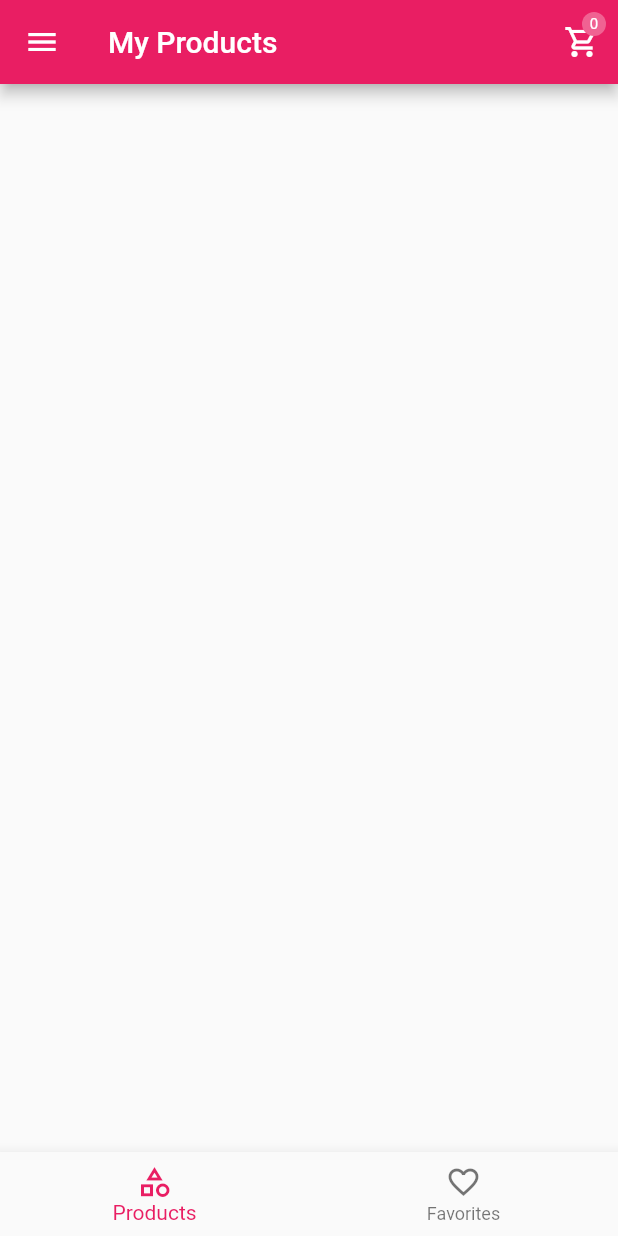
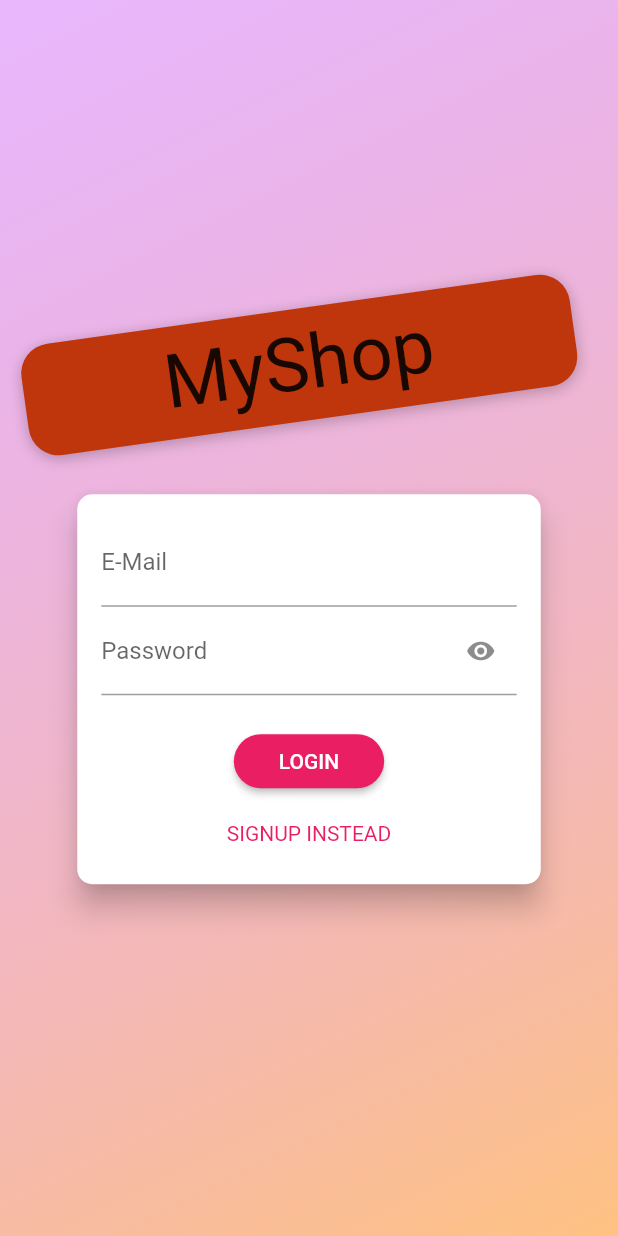
Before and after one commit to MriDroid99/FlutterOffline1, a Flutter app: the screen it shows after launch, on a phone screen of 412 x 824 dp. Run offline on Flutter 3.47's test engine with Material 2 defaults, Android fonts, the phone set to English and light mode, and no system bars; our stand-ins replace firebase_auth, firebase_core, flutter_slidable, google_fonts, shared_preferences; accounts and stored records are empty; Roboto replaces fonts that are missing (Anton).

Commit message:
Session 22

```diff
--- a/flutter/Session 19/shopapp/lib/main.dart
+++ b/flutter/Session 19/shopapp/lib/main.dart
@@ -1,15 +1,20 @@
+import 'package:firebase_core/firebase_core.dart';
 import 'package:flutter/material.dart';
 import 'package:provider/provider.dart';
+import 'package:shopapp/provider/auth.dart';
 import 'package:shopapp/provider/cart.dart';
 import 'package:shopapp/provider/order.dart';
 import 'package:shopapp/provider/product.dart';
 import 'package:shopapp/screen/add_product.dart';
+import 'package:shopapp/screen/auth_screen.dart';
 import 'package:shopapp/screen/cart_screen.dart';
 import 'package:shopapp/screen/manage_products_screen.dart';
 import 'package:shopapp/screen/order_screen.dart';
 import 'package:shopapp/screen/tab_screen.dart';
 
-void main() {
+void main() async {
+  WidgetsFlutterBinding.ensureInitialized();
+  await Firebase.initializeApp();
   runApp(const MyApp());
 }
 
@@ -20,9 +25,26 @@ class MyApp extends StatelessWidget {
   Widget build(BuildContext context) {
     return MultiProvider(
       providers: [
-        ChangeNotifierProvider.value(value: Products()),
+        // ChangeNotifierProvider.value(value: Products()),
+        // ChangeNotifierProvider.value(value: Orders()),
         ChangeNotifierProvider.value(value: CartItems()),
-        ChangeNotifierProvider.value(value: Orders()),
+        ChangeNotifierProvider.value(value: Auth()),
+        ChangeNotifierProxyProvider<Auth, Orders>(
+          create: (_) => Orders(),
+          update: (_, auth, oldOrder) => Orders(
+            uid: auth.uid,
+            token: auth.token,
+            orders: oldOrder?.orders ?? [],
+          ),
+        ),
+        ChangeNotifierProxyProvider<Auth, Products>(
+          create: (_) => Products(),
+          update: (_, auth, oldProd) => Products(
+            uid: auth.uid,
+            token: auth.token,
+            prods: oldProd?.prods ?? [],
+          ),
+        ),
       ],
       child: MaterialApp(
         debugShowCheckedModeBanner: false,
@@ -32,13 +54,29 @@ class MyApp extends StatelessWidget {
             secondary: Colors.pink.shade300,
           ),
         ),
-        home: const TabScreen(),
+        home: Consumer<Auth>(
+          builder: (_, auth, child) {
+            return FutureBuilder(
+              future: auth.getData(),
+              builder: (_, snapshot) {
+                if (snapshot.connectionState == ConnectionState.done) {
+                  if (auth.token == null) {
+                    return const AuthScreen();
+                  }
+                  return const TabScreen();
+                }
+                return Container();
+              },
+            );
+          },
+        ),
         routes: {
           '/manage_products': (_) => const ManageProductsScreen(),
           '/tab': (_) => const TabScreen(),
           '/add': (_) => const AddProductScreen(),
           '/cart': (_) => const CartScreen(),
           '/order': (_) => const OrderScreen(),
+          '/auth': (_) => const AuthScreen(),
         },
       ),
     );
--- a/flutter/Session 19/shopapp/lib/provider/order.dart
+++ b/flutter/Session 19/shopapp/lib/provider/order.dart
@@ -20,12 +20,20 @@ class Order with ChangeNotifier {
 }
 
 class Orders with ChangeNotifier {
-  final List<Order> _orders = [];
+  String? _uid;
+  String? _token;
+  List<Order> _orders;
+
+  Orders({String? uid, String? token, List<Order>? orders})
+      : _uid = uid,
+        _token = token,
+        _orders = orders ?? [];
 
   List<Order> get orders => [..._orders];
 
   Future<void> fetchData() async {
-    var response = await get(Uri.parse('$mainURL/orders.json'));
+    var response =
+        await get(Uri.parse('$mainURL/orders/$_uid.json?auth=$_token'));
     Map<String, dynamic>? extractedData =
         json.decode(response.body) as Map<String, dynamic>?;
 
@@ -43,6 +51,7 @@ class Orders with ChangeNotifier {
                   id: e['id'],
                   title: e['title'],
                   price: e['price'],
+                  quantity: e['quantity'],
                 ),
               )
               .toList(),
@@ -56,8 +65,8 @@ class Orders with ChangeNotifier {
 
   Future<void> addOrder(
       String id, List<CartItem> prods, double totalPrice, DateTime date) async {
-    var response = await post(
-      Uri.parse('$mainURL/orders.json'),
+    await post(
+      Uri.parse('$mainURL/orders/$_uid.json?auth=$_token'),
       body: json.encode({
         'prods': prods
             .map((e) => {
--- a/flutter/Session 19/shopapp/lib/provider/product.dart
+++ b/flutter/Session 19/shopapp/lib/provider/product.dart
@@ -25,48 +25,15 @@ class Product with ChangeNotifier {
 }
 
 class Products with ChangeNotifier {
-  final List<Product> _prods = [
-    // Product(
-    //   id: '1',
-    //   title: 'title1',
-    //   description: 'description1',
-    //   imgUrl:
-    //       'https://th.bing.com/th/id/OIP.UuHyPx-mK3IxCdHBFgXJVwHaEK?pid=ImgDet&rs=1',
-    //   price: 100,
-    // ),
-    // Product(
-    //   id: '2',
-    //   title: 'title2',
-    //   description: 'description2',
-    //   imgUrl:
-    //       'https://th.bing.com/th/id/OIP.UuHyPx-mK3IxCdHBFgXJVwHaEK?pid=ImgDet&rs=1',
-    //   price: 100,
-    // ),
-    // Product(
-    //   id: '3',
-    //   title: 'title3',
-    //   description: 'description3',
-    //   imgUrl:
-    //       'https://th.bing.com/th/id/OIP.UuHyPx-mK3IxCdHBFgXJVwHaEK?pid=ImgDet&rs=1',
-    //   price: 100,
-    // ),
-    // Product(
-    //   id: '4',
-    //   title: 'title4',
-    //   description: 'description4',
-    //   imgUrl:
-    //       'https://th.bing.com/th/id/OIP.UuHyPx-mK3IxCdHBFgXJVwHaEK?pid=ImgDet&rs=1',
-    //   price: 100,
-    // ),
-    // Product(
-    //   id: '5',
-    //   title: 'title5',
-    //   description: 'description5',
-    //   imgUrl:
-    //       'https://th.bing.com/th/id/OIP.UuHyPx-mK3IxCdHBFgXJVwHaEK?pid=ImgDet&rs=1',
-    //   price: 100,
-    // ),
-  ];
+  String? _uid;
+  String? _token;
+  List<Product> _prods;
+
+  Products({String? uid, String? token, List<Product>? prods})
+      : _uid = uid,
+        _token = token,
+        _prods = prods ?? [];
+  //       'https://th.bing.com/th/id/OIP.UuHyPx-mK3IxCdHBFgXJVwHaEK?pid=ImgDet&rs=1',
 
   List<Product> get prods => [..._prods];
 
@@ -77,7 +44,8 @@ class Products with ChangeNotifier {
       _prods.firstWhere((element) => element.id == id);
 
   Future<void> fetchData() async {
-    var response = await get(Uri.parse('$mainURL/products.json'));
+    var response =
+        await get(Uri.parse('$mainURL/products/$_uid.json?auth=$_token'));
     Map<String, dynamic>? extractedData =
         json.decode(response.body) as Map<String, dynamic>?;
 
@@ -107,7 +75,7 @@ class Products with ChangeNotifier {
     String imgUrl,
   ) async {
     var response = await post(
-      prodURL,
+      Uri.parse('$mainURL/products/$_uid.json?auth=$_token'),
       body: json.encode({
         'title': title,
         'description': description,
@@ -134,7 +102,7 @@ class Products with ChangeNotifier {
     String imgUrl,
   ) async {
     await patch(
-      Uri.parse('$mainURL/products/$id.json'),
+      Uri.parse('$mainURL/products/$_uid/$id.json?auth=$_token'),
       body: json.encode({
         'title': title,
         'description': description,
@@ -155,7 +123,7 @@ class Products with ChangeNotifier {
   }
 
   Future<void> removeProduct(String id) async {
-    await delete(Uri.parse('$mainURL/products/$id.json'));
+    await delete(Uri.parse('$mainURL/products/$_uid/$id.json?auth=$_token'));
     // _prods.removeWhere((element) => element.id == id);
     notifyListeners();
   }
--- /dev/null
+++ b/flutter/Session 19/shopapp/lib/screen/auth_screen.dart
@@ -0,0 +1,270 @@
+import 'dart:math';
+
+import 'package:flutter/material.dart';
+import 'package:provider/provider.dart';
+import 'package:shopapp/provider/auth.dart';
+
+enum AuthMode { signup, login }
+
+class AuthScreen extends StatelessWidget {
+  static const routeName = '/auth';
+
+  const AuthScreen({Key? key}) : super(key: key);
+
+  @override
+  Widget build(BuildContext context) {
+    final deviceSize = MediaQuery.of(context).size;
+    // final transformConfig = Matrix4.rotationZ(-8 * pi / 180);
+    // transformConfig.translate(-10.0);
+    return Scaffold(
+      // resizeToAvoidBottomInset: false,
+      body: Stack(
+        children: <Widget>[
+          Container(
+            decoration: BoxDecoration(
+              gradient: LinearGradient(
+                colors: [
+                  const Color.fromRGBO(215, 117, 255, 1).withOpacity(0.5),
+                  const Color.fromRGBO(255, 188, 117, 1).withOpacity(0.9),
+                ],
+                begin: Alignment.topLeft,
+                end: Alignment.bottomRight,
+                stops: const [0, 1],
+              ),
+            ),
+          ),
+          SingleChildScrollView(
+            child: SizedBox(
+              height: deviceSize.height,
+              width: deviceSize.width,
+              child: Column(
+                mainAxisAlignment: MainAxisAlignment.center,
+                crossAxisAlignment: CrossAxisAlignment.center,
+                children: <Widget>[
+                  Flexible(
+                    child: Container(
+                      margin: const EdgeInsets.only(bottom: 20.0),
+                      padding: const EdgeInsets.symmetric(
+                          vertical: 8.0, horizontal: 94.0),
+                      transform: Matrix4.rotationZ(-8 * pi / 180)
+                        ..translate(-10.0),
+                      // ..translate(-10.0),
+                      decoration: BoxDecoration(
+                        borderRadius: BorderRadius.circular(20),
+                        color: Colors.deepOrange.shade900,
+                        boxShadow: const [
+                          BoxShadow(
+                            blurRadius: 8,
+                            color: Colors.black26,
+                            offset: Offset(0, 2),
+                          )
+                        ],
+                      ),
+                      child: const Text(
+                        'MyShop',
+                        style: TextStyle(
+                          fontSize: 50,
+                          fontFamily: 'Anton',
+                          fontWeight: FontWeight.normal,
+                        ),
+                      ),
+                    ),
+                  ),
+                  Flexible(
+                    flex: deviceSize.width > 600 ? 2 : 1,
+                    child: const AuthCard(),
+                  ),
+                ],
+              ),
+            ),
+          ),
+        ],
+      ),
+    );
+  }
+}
+
+class AuthCard extends StatefulWidget {
+  const AuthCard({
+    Key? key,
+  }) : super(key: key);
+
+  @override
+  _AuthCardState createState() => _AuthCardState();
+}
+
+class _AuthCardState extends State<AuthCard> {
+  var _showPassword = false;
+  String? email;
+  String? password;
+
+  final GlobalKey<FormState> _formKey = GlobalKey();
+  AuthMode _authMode = AuthMode.login;
+  // Map<String, String> _authData = {
+  //   'email': '',
+  //   'password': '',
+  // };
+  var _isLoading = false;
+  final _passwordController = TextEditingController();
+
+  // void _showErrorDialog(String msg) {
+  //   showDialog(
+  //       context: context,
+  //       builder: (_) {
+  //         return AlertDialog(
+  //           title: const Text('An Error Occure'),
+  //           content: Text(msg),
+  //           actions: <Widget>[
+  //             TextButton(
+  //               onPressed: () => Navigator.of(context).pop(),
+  //               child: const Text('Okey'),
+  //             )
+  //           ],
+  //         );
+  //       });
+  // }
+
+  Future<void> _submit() async {
+    if (!_formKey.currentState!.validate()) return;
+    setState(() {
+      _isLoading = true;
+    });
+
+    _formKey.currentState!.save();
+
+    if (_authMode == AuthMode.signup) {
+      await Provider.of<Auth>(context, listen: false).signUp(email!, password!);
+    } else {
+      await Provider.of<Auth>(context, listen: false).logIn(email!, password!);
+    }
+
+    Navigator.pushReplacementNamed(context, '/tab');
+  }
+
+  void _switchAuthMode() {
+    if (_authMode == AuthMode.login) {
+      setState(() {
+        _authMode = AuthMode.signup;
+      });
+    } else {
+      setState(() {
+        _authMode = AuthMode.login;
+      });
+    }
+  }
+
+  @override
+  Widget build(BuildContext context) {
+    final deviceSize = MediaQuery.of(context).size;
+    return Card(
+      shape: RoundedRectangleBorder(
+        borderRadius: BorderRadius.circular(10.0),
+      ),
+      elevation: 8.0,
+      child: Container(
+        height: _authMode == AuthMode.signup ? 320 : 260,
+        constraints:
+            BoxConstraints(minHeight: _authMode == AuthMode.signup ? 320 : 260),
+        width: deviceSize.width * 0.75,
+        padding: const EdgeInsets.all(16.0),
+        child: Form(
+          key: _formKey,
+          child: SingleChildScrollView(
+            child: Column(
+              children: <Widget>[
+                TextFormField(
+                  decoration: const InputDecoration(labelText: 'E-Mail'),
+                  keyboardType: TextInputType.emailAddress,
+                  validator: (value) {
+                    if (value!.isEmpty || !value.contains('@')) {
+                      return 'Invalid email!';
+                    }
+                    return null;
+                  },
+                  onSaved: (value) {
+                    email = value;
+                  },
+                ),
+                TextFormField(
+                  decoration: InputDecoration(
+                    labelText: 'Password',
+                    suffixIcon: IconButton(
+                      icon: _showPassword
+                          ? const Icon(
+                              Icons.visibility_off,
+                              size: 20,
+                            )
+                          : const Icon(
+                              Icons.visibility,
+                              size: 20,
+                            ),
+                      onPressed: () {
+                        setState(() {
+                          _showPassword = !_showPassword;
+                        });
+                      },
+                    ),
+                  ),
+                  obscureText: _showPassword ? false : true,
+                  controller: _passwordController,
+                  validator: (value) {
+                    if (value!.isEmpty || value.length < 5) {
+                      return 'Password is too short!';
+                    }
+                    return null;
+                  },
+                  onSaved: (value) {
+                    password = value;
+                  },
+                ),
+                if (_authMode == AuthMode.signup)
+                  TextFormField(
+                    enabled: _authMode == AuthMode.signup,
+                    decoration:
+                        const InputDecoration(labelText: 'Confirm Password'),
+                    obscureText: _showPassword ? false : true,
+                    validator: _authMode == AuthMode.signup
+                        ? (value) {
+                            if (value != _passwordController.text) {
+                              return 'Passwords do not match!';
+                            }
+                            return null;
+                          }
+                        : null,
+                  ),
+                const SizedBox(
+                  height: 20,
+                ),
+                if (_isLoading)
+                  const CircularProgressIndicator()
+                else
+                  ElevatedButton(
+                    child:
+                        Text(_authMode == AuthMode.login ? 'LOGIN' : 'SIGN UP'),
+                    onPressed: _submit,
+                    style: ElevatedButton.styleFrom(
+                      shape: RoundedRectangleBorder(
+                        borderRadius: BorderRadius.circular(30),
+                      ),
+                      padding: const EdgeInsets.symmetric(
+                          horizontal: 30.0, vertical: 8.0),
+                    ),
+                  ),
+                TextButton(
+                  child: Text(
+                      '${_authMode == AuthMode.login ? 'SIGNUP' : 'LOGIN'} INSTEAD'),
+                  onPressed: _switchAuthMode,
+                  style: TextButton.styleFrom(
+                    padding: const EdgeInsets.symmetric(
+                        horizontal: 30.0, vertical: 4),
+                    textStyle: TextStyle(color: Theme.of(context).primaryColor),
+                  ),
+                ),
+              ],
+            ),
+          ),
+        ),
+      ),
+    );
+  }
+}
--- a/flutter/Session 19/shopapp/lib/screen/tab_screen.dart
+++ b/flutter/Session 19/shopapp/lib/screen/tab_screen.dart
@@ -17,7 +17,7 @@ class TabScreen extends StatefulWidget {
 class _TabScreenState extends State<TabScreen> {
   late List<Map<String, dynamic>> _pages;
   int _currentIndex = 0;
-  bool _isLoading = true;
+  // bool _isLoading = true;
 
   void _changeIndex(int index) {
     setState(() {
@@ -64,7 +64,7 @@ class _TabScreenState extends State<TabScreen> {
       ),
       drawer: const DrawerItem(),
       body: FutureBuilder(
-          future: Provider.of<Products>(context).fetchData(),
+          future: Provider.of<Products>(context, listen: false).fetchData(),
           builder: (_, snapShot) {
             if (snapShot.connectionState == ConnectionState.done) {
               return _pages[_currentIndex]['body'];
--- a/flutter/Session 19/shopapp/lib/util/constants.dart
+++ b/flutter/Session 19/shopapp/lib/util/constants.dart
@@ -1,2 +1 @@
 const mainURL = 'https://shopappofl-default-rtdb.firebaseio.com/';
-final prodURL = Uri.parse('$mainURL/products.json');
--- a/flutter/Session 19/shopapp/pubspec.yaml
+++ b/flutter/Session 19/shopapp/pubspec.yaml
@@ -38,6 +38,9 @@ dependencies:
   flutter_slidable: ^0.6.0
   intl: ^0.17.0
   http: ^0.13.4
+  firebase_auth: ^3.2.0
+  firebase_core: ^1.10.0
+  shared_preferences: ^2.0.8
 
 dev_dependencies:
   flutter_test:
```
Also changed, not shown: flutter/Session 19/shopapp/lib/provider/auth.dart (added, +60 -0 lines), flutter/Session 19/shopapp/lib/widget/drawer.dart (+15 -0 lines), flutter/Session 19/shopapp/pubspec.lock, 3 other files.
